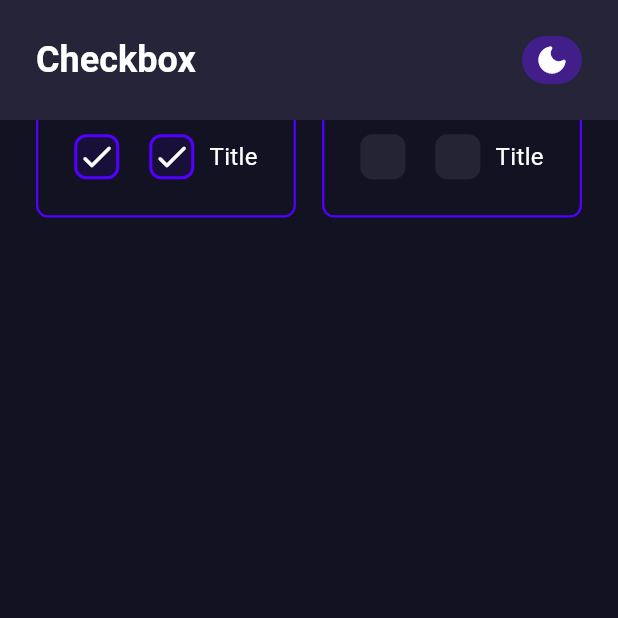
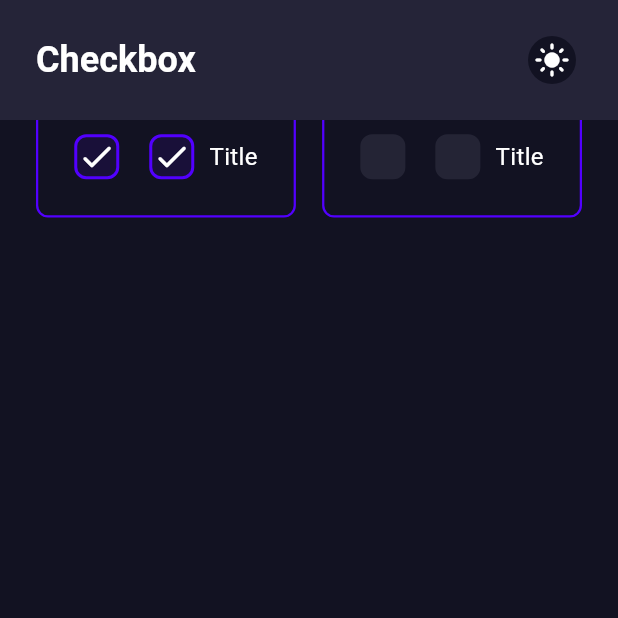
Before and after one commit to bernardoveras/comanda_ui, a Flutter app: the screen it shows after launch, scrolled down 120 dp, after a tap on the "dark mode" icon, on a phone screen of 412 x 824 dp, the top half of it. Run offline on Flutter 3.47's test engine with Material 2 defaults, Android fonts, the phone set to English and light mode, and no system bars.

Commit message:
add theme switcher

```diff
--- a/example/lib/shared/component_appbar.dart
+++ b/example/lib/shared/component_appbar.dart
@@ -31,14 +31,16 @@ class ComponentAppBar extends StatelessWidget {
                 color: Colors.white,
               ),
             ),
-            Material(
+            ValueListenableBuilder(
+              valueListenable: ThemePreference.theme,
+              builder: (context, Brightness theme, _) => Tooltip(
+                message: 'Alterar para ${theme == Brightness.dark ? 'light' : 'dark'} mode.',
+                child: Material(
                   elevation: 0,
-              color: ComandaBetColors.primaryDark,
-              borderRadius: BorderRadius.circular(100),
+                  color: theme == Brightness.light ? ComandaBetColors.primaryDark : ComandaBetColors.dark100,
+                  type: MaterialType.circle,
                   child: InkWell(
-                onTap: () {
-                  ThemePreference.changeTheme();
-                },
+                    onTap: () => ThemePreference.changeTheme(),
                     borderRadius: BorderRadius.circular(100),
                     splashColor: Colors.white.withOpacity(0.10),
                     highlightColor: Colors.white.withOpacity(0.10),
@@ -46,9 +48,11 @@ class ComponentAppBar extends StatelessWidget {
                       height: 40,
                       width: 40,
                       decoration: const BoxDecoration(shape: BoxShape.circle),
-                  child: const Icon(
-                    Icons.dark_mode_rounded,
+                      child: Icon(
+                        theme == Brightness.dark ? Icons.light_mode_rounded : Icons.dark_mode_rounded,
                         color: Colors.white,
+                      ),
+                    ),
                   ),
                 ),
               ),
```
Lines whose indentation alone changed are shown as unchanged.
